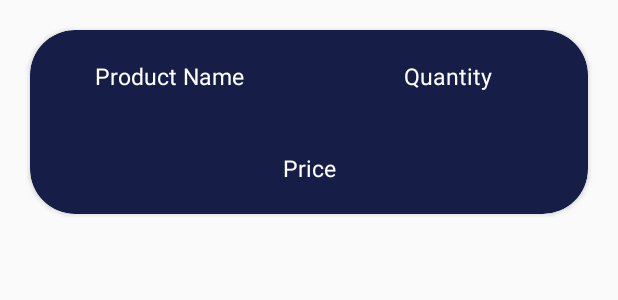
After one commit to shibil-rahman/carttrack, an Android app: the layout cart_items_layout.xml on its own in the app's theme, with its tools: preview values and no code run, on a phone screen of 412 x 824 dp. The commit adds this screen. Shown: the top 300 px of the screen. Run offline under Robolectric (Android 15) with nearby library versions, the phone set to English and light mode, and no system bars.

Commit message:
cart updated

```diff
--- a/app/src/main/AndroidManifest.xml
+++ b/app/src/main/AndroidManifest.xml
@@ -2,6 +2,8 @@
 <manifest xmlns:android="http://schemas.android.com/apk/res/android"
     package="com.example.carttrack" >
 
+    <uses-permission android:name="android.permission.INTERNET" />
+    <uses-permission android:name="android.permission.ACCESS_NETWORK_STATE" />
     <application
         android:allowBackup="true"
         android:icon="@mipmap/ic_launcher"
--- a/app/src/main/java/com/example/carttrack/MainActivity.java
+++ b/app/src/main/java/com/example/carttrack/MainActivity.java
@@ -4,7 +4,6 @@ import android.content.Intent;
 import android.os.Bundle;
 import android.view.View;
 import android.widget.Button;
-import android.widget.TextView;
 import android.widget.Toast;
 
 import androidx.annotation.Nullable;
--- /dev/null
+++ b/app/src/main/res/layout/cart_items_layout.xml
@@ -0,0 +1,51 @@
+<?xml version="1.0" encoding="utf-8"?>
+<androidx.cardview.widget.CardView xmlns:android="http://schemas.android.com/apk/res/android"
+    android:layout_width="match_parent"
+    android:layout_height="wrap_content"
+    xmlns:app="http://schemas.android.com/apk/res-auto"
+    android:elevation="15dp"
+
+    app:cardBackgroundColor="#161E47"
+    android:layout_margin="20dp"
+    app:cardCornerRadius="30dp">
+    <RelativeLayout
+        android:layout_width="match_parent"
+        android:layout_height="wrap_content">
+        <LinearLayout
+            android:layout_width="match_parent"
+            android:layout_height="wrap_content"
+            android:orientation="horizontal"
+            android:id="@+id/ll1">
+            <TextView
+                android:layout_width="match_parent"
+                android:layout_height="wrap_content"
+                android:text="Product Name"
+                android:layout_margin="20sp"
+                android:textSize="15sp"
+                android:layout_weight="1"
+                android:gravity="center"
+                android:textColor="@android:color/white"
+                android:id="@+id/cartlist_pname"/>
+            <TextView
+                android:layout_width="match_parent"
+                android:layout_height="wrap_content"
+                android:text="Quantity"
+                android:layout_margin="20sp"
+                android:textSize="15sp"
+                android:layout_weight="1"
+                android:gravity="center"
+                android:textColor="@android:color/white"
+                android:id="@+id/cartlist_pqty"/>
+        </LinearLayout>
+        <TextView
+            android:layout_width="match_parent"
+            android:layout_height="wrap_content"
+            android:layout_below="@+id/ll1"
+            android:textSize="15sp"
+            android:text="Price"
+            android:layout_margin="20sp"
+            android:id="@+id/cartlist_pprice"
+            android:gravity="center"
+            android:textColor="@android:color/white"/>
+    </RelativeLayout>
+</androidx.cardview.widget.CardView>
```
Also changed, not shown: app/build.gradle (+21 -12 lines), app/src/main/java/com/example/carttrack/ProductDetails.java (+108 -55 lines), app/src/main/java/com/example/carttrack/ViewCart.java (+205 -8 lines), 1 other file.
